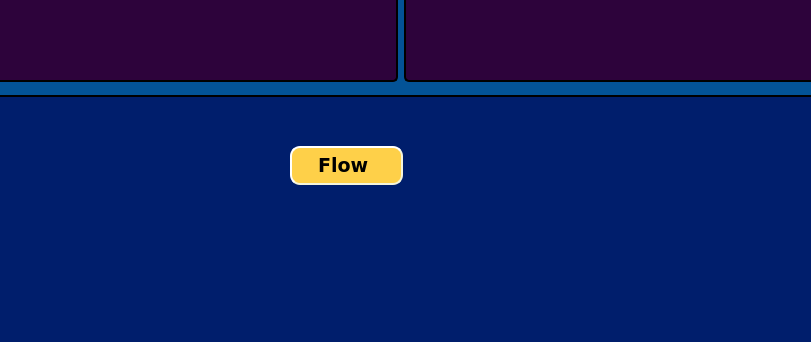
HarelZeevi/Cleverum-Teacher, file ui/test_panel.ui: the form before one commit; both pictures show x 330 to 1141 and y 414 to 756 of the 1456 by 756 pixel window.
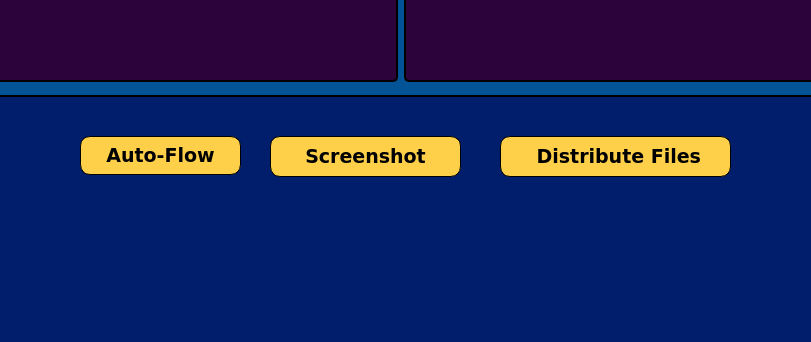
The form after the commit. Icons and pictures are not drawn.

```diff
--- a/ui/test_panel.ui
+++ b/ui/test_panel.ui
@@ -374,9 +374,9 @@
   <widget class="QPushButton" name="flow_btn">
    <property name="geometry">
     <rect>
-     <x>620</x>
-     <y>560</y>
-     <width>113</width>
+     <x>410</x>
+     <y>550</y>
+     <width>161</width>
      <height>39</height>
     </rect>
    </property>
@@ -395,9 +395,9 @@
     <string notr="true">QPushButton{
 	background-color: #FED049;
 	border-style: outset;
-	border-width: 2px;
+	border-width: 1px;
 	border-radius: 10px;
-	border-color: beige;
+	border-color: black;
 	padding: 6px;
 }
 
@@ -407,7 +407,17 @@
 }</string>
    </property>
    <property name="text">
-    <string>Flow </string>
+    <string> Auto-Flow </string>
+   </property>
+   <property name="icon">
+    <iconset resource="../res.qrc">
+     <normaloff>:/icons/icons/workflow.png</normaloff>:/icons/icons/workflow.png</iconset>
+   </property>
+   <property name="iconSize">
+    <size>
+     <width>25</width>
+     <height>25</height>
+    </size>
    </property>
   </widget>
   <widget class="QSlider" name="velocity_slider">
@@ -444,6 +454,102 @@
     <string>Velocity</string>
    </property>
   </widget>
+  <widget class="QPushButton" name="screenshot_btn">
+   <property name="geometry">
+    <rect>
+     <x>600</x>
+     <y>550</y>
+     <width>191</width>
+     <height>41</height>
+    </rect>
+   </property>
+   <property name="font">
+    <font>
+     <family>DejaVu Sans</family>
+     <pointsize>14</pointsize>
+     <weight>75</weight>
+     <italic>false</italic>
+     <bold>true</bold>
+     <strikeout>false</strikeout>
+     <kerning>false</kerning>
+    </font>
+   </property>
+   <property name="styleSheet">
+    <string notr="true">QPushButton{
+	background-color: #FED049;
+	border-style: outset;
+	border-radius:10px;
+	border: 1px solid black;
+	padding: 6px;
+}
+
+QPushButton:hover{
+		background-color: #7289DA;
+		color: white;
+}</string>
+   </property>
+   <property name="text">
+    <string> Screenshot </string>
+   </property>
+   <property name="icon">
+    <iconset resource="../res.qrc">
+     <normaloff>:/icons/icons/screenshot.png</normaloff>:/icons/icons/screenshot.png</iconset>
+   </property>
+   <property name="iconSize">
+    <size>
+     <width>40</width>
+     <height>52</height>
+    </size>
+   </property>
+  </widget>
+  <widget class="QPushButton" name="screenshot_btn_2">
+   <property name="geometry">
+    <rect>
+     <x>830</x>
+     <y>550</y>
+     <width>231</width>
+     <height>41</height>
+    </rect>
+   </property>
+   <property name="font">
+    <font>
+     <family>DejaVu Sans</family>
+     <pointsize>14</pointsize>
+     <weight>75</weight>
+     <italic>false</italic>
+     <bold>true</bold>
+     <strikeout>false</strikeout>
+     <kerning>false</kerning>
+    </font>
+   </property>
+   <property name="styleSheet">
+    <string notr="true">QPushButton{
+	background-color: #FED049;
+	border-style: outset;
+	border-radius:10px;
+	border: 1px solid black;
+	padding: 6px;
+}
+
+QPushButton:hover{
+		background-color: #7289DA;
+		color: white;
+}</string>
+   </property>
+   <property name="text">
+    <string> Distribute Files</string>
+   </property>
+   <property name="icon">
+    <iconset resource="../res.qrc">
+     <normaloff>:/icons/icons/share.png</normaloff>:/icons/icons/share.png</iconset>
+   </property>
+   <property name="iconSize">
+    <size>
+     <width>40</width>
+     <height>35</height>
+    </size>
+   </property>
+  </widget>
  </widget>
  <resources>
   <include location="../res.qrc"/>
```
Left out of the diff: 3 changed lines with no effect on the pictures.
